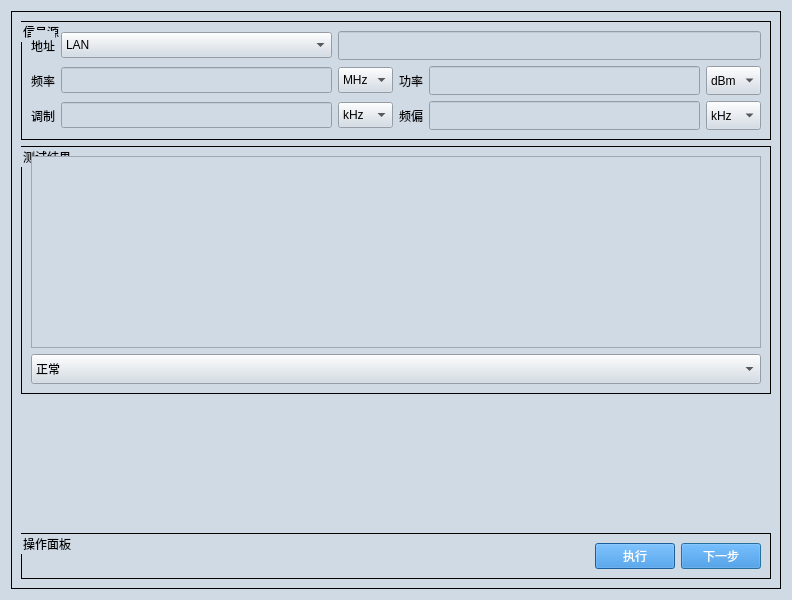
First picture: the form in ui/vhf_radio/VHF_Test.ui, repository gaoxingyu-hub/HUA54testframework, before the edit.
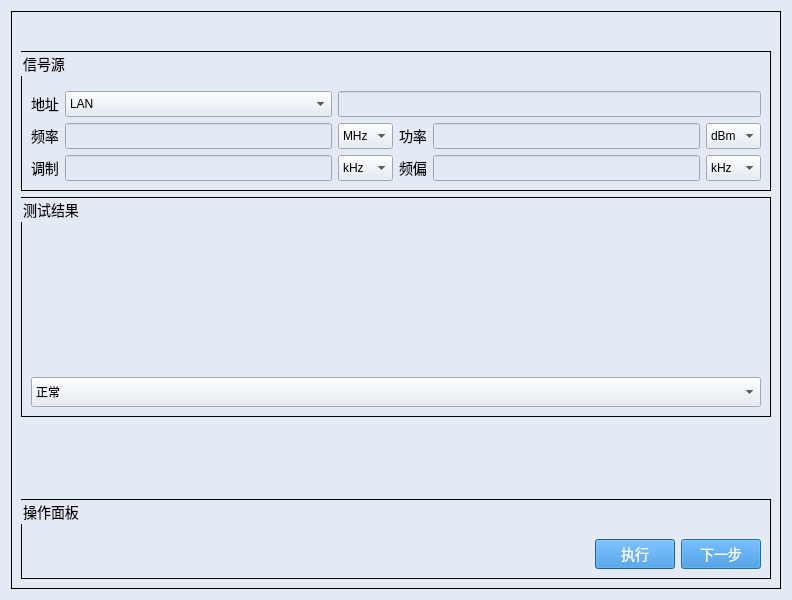
Second picture: the form after the edit.

Diff of the .ui file:
```diff
--- a/ui/vhf_radio/VHF_Test.ui
+++ b/ui/vhf_radio/VHF_Test.ui
@@ -20,48 +20,47 @@
    <string>Dialog</string>
   </property>
   <property name="styleSheet">
-   <string notr="true">QDialog{
-background-color:#D0DAE5;
-}
-
-QTextBrower{
-background-color:#D0DAE5;
-}
-
-QLineEdit{
-background-color:#D0DAE5;
-}
-
+   <string notr="true">
 QWidget{
-background-color:#D0DAE5;
+background-color:#E3EAF4;
 }
-
-QStackedWidget{
-background-color:#D0DAE5;
+QLineEdit{
+background-color:#E3EAF4;
 }
-
-QHeaderView{
-background-color:#D0DAE5;
+QDialog{
+background-color:#E3EAF4;
+margin-top:10px;
 }
-
 QLabel{
-font-size:12px;
+font-size:14px;
 font-family:Microsoft YaHei;
-background-color:#D0DAE5;
+background-color:#E3EAF4;
 }
-
-QPushButton{         /*按钮自适应拉伸背景*/
-border-width: 2px 15px 2px 15px;
+QGroupBox{
+font-size:14px;
+font-family:Microsoft YaHei;
+border:1px solid rgb(0, 0, 0);
+background-color:#E3EAF4;
+}
+QPushButton{
 background-color:#2884D8;
 color: #FFFFFF;
-font-size:12px;
+font-size:14px;
 font-family:Microsoft YaHei;
 }
-
+QTextBrowser{
+margin-top:10px;
+border-width:0;
+border-style:outset;
+background-color:#E3EAF4;
+}
+QGraphicsView{
+background-color:#E3EAF4;
+border-width:0;
+border-style:outset;
+}
 QGroupBox{
-font-size:12px;
-font-family:Microsoft YaHei;
-border:1px solid rgb(0, 0, 0); 
+padding-top:30px;
 }</string>
   </property>
   <layout class="QGridLayout" name="gridLayout_2">
@@ -73,6 +72,9 @@
      <layout class="QGridLayout" name="gridLayout_4">
       <item row="0" column="0">
        <widget class="QGroupBox" name="groupBox_2">
+        <property name="styleSheet">
+         <string notr="true"/>
+        </property>
         <property name="title">
          <string>信号源</string>
         </property>
```
